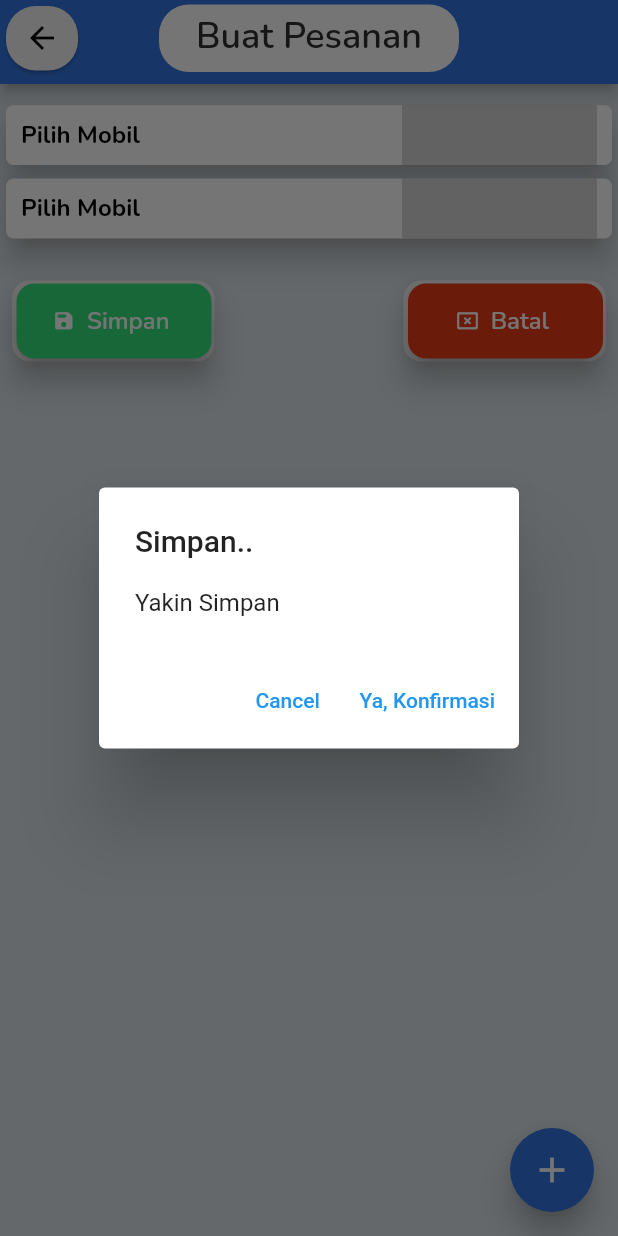
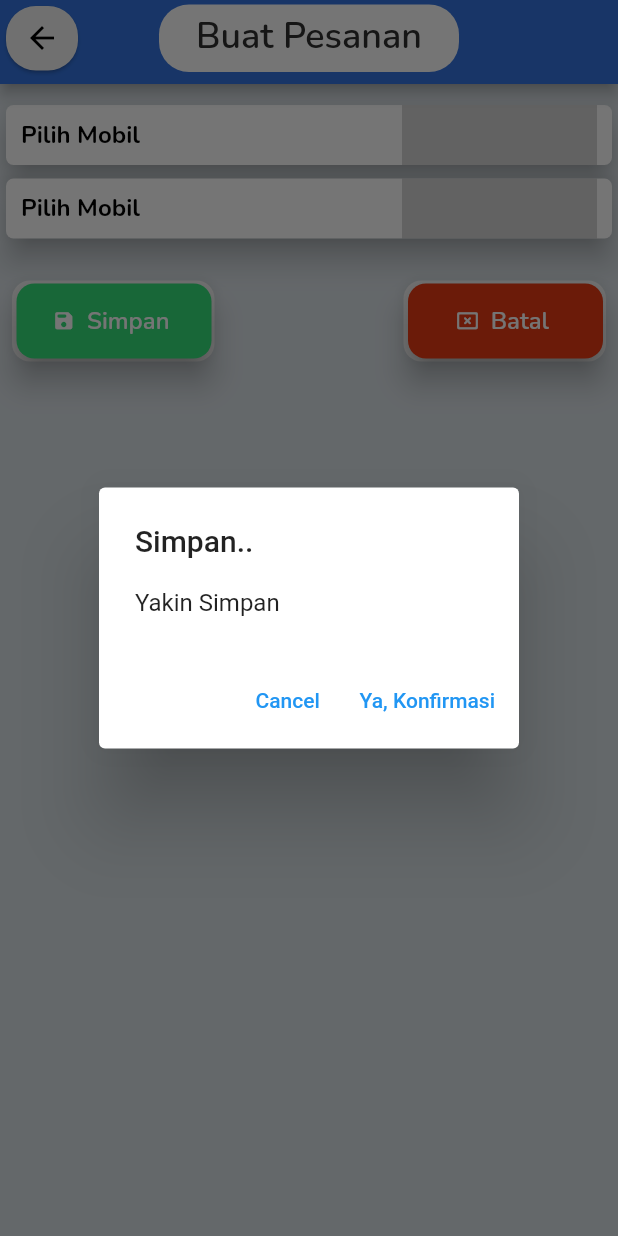
Before and after one commit to tianreformis/lamandau_travel_app, a Flutter app: the MakeOrderPageWidget screen opened directly, after a tap on "Simpan", on a phone screen of 412 x 824 dp. Run offline on Flutter 3.47's test engine with Material 2 defaults, Android fonts, the phone set to English and light mode, and no system bars; drawn by our look-alikes of auto_size_text; our stand-ins replace built_collection, built_value, cached_network_image, cloud_firestore, firebase_auth, firebase_core and 8 more; missing offline and left inert: mime_type; accounts and stored records are empty; generated files the repository leaves out were written again; network calls fail.

Commit message:
Updating to latest FlutterFlow output.

```diff
--- a/lib/loginpage/loginpage_widget.dart
+++ b/lib/loginpage/loginpage_widget.dart
@@ -86,7 +86,8 @@ class _LoginpageWidgetState extends State<LoginpageWidget> {
                                 ),
                               ),
                             ),
-                            Column(
+                            SingleChildScrollView(
+                              child: Column(
                                 mainAxisSize: MainAxisSize.max,
                                 children: [
                                   Padding(
@@ -251,6 +252,7 @@ class _LoginpageWidgetState extends State<LoginpageWidget> {
                                     ),
                                   )
                                 ],
+                              ),
                             ),
                             Column(
                               mainAxisSize: MainAxisSize.max,
--- a/lib/make_order_page/make_order_page_widget.dart
+++ b/lib/make_order_page/make_order_page_widget.dart
@@ -76,18 +76,6 @@ class _MakeOrderPageWidgetState extends State<MakeOrderPageWidget> {
         elevation: 4,
       ),
       backgroundColor: Color(0xFFDBE2E7),
-      floatingActionButton: FloatingActionButton(
-        onPressed: () {
-          print('FloatingActionButton pressed ...');
-        },
-        backgroundColor: FlutterFlowTheme.primaryColor,
-        elevation: 8,
-        child: Icon(
-          Icons.add,
-          color: FlutterFlowTheme.tertiaryColor,
-          size: 28,
-        ),
-      ),
       body: SafeArea(
         child: SingleChildScrollView(
           child: Column(
```
Also changed, not shown: lib/active_order_page/active_order_page_widget.dart (+8 -3 lines). Lines whose indentation alone changed are shown as unchanged.
